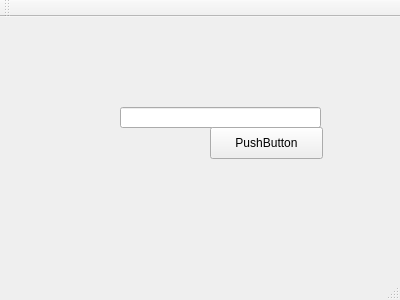
The window that mainwindow.ui (cwscx/autoCompleter_GUI) describes before a commit, drawn with Qt 5.
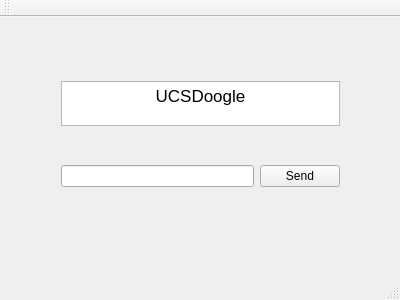
The same window after the commit.

```diff
--- a/mainwindow.ui
+++ b/mainwindow.ui
@@ -14,28 +14,60 @@
    <string>MainWindow</string>
   </property>
   <widget class="QWidget" name="centralWidget">
-   <widget class="QLineEdit" name="lineEdit">
+   <widget class="QWidget" name="verticalLayoutWidget">
     <property name="geometry">
      <rect>
-      <x>120</x>
-      <y>90</y>
-      <width>201</width>
-      <height>21</height>
+      <x>50</x>
+      <y>20</y>
+      <width>301</width>
+      <height>194</height>
      </rect>
     </property>
-   </widget>
-   <widget class="QPushButton" name="PushButton">
-    <property name="geometry">
-     <rect>
-      <x>210</x>
-      <y>110</y>
-      <width>113</width>
-      <height>32</height>
-     </rect>
-    </property>
-    <property name="text">
-     <string>PushButton</string>
-    </property>
+    <layout class="QVBoxLayout" name="verticalLayout">
+     <item>
+      <widget class="QTextEdit" name="textEdit">
+       <property name="sizePolicy">
+        <sizepolicy hsizetype="Expanding" vsizetype="Maximum">
+         <horstretch>0</horstretch>
+         <verstretch>0</verstretch>
+        </sizepolicy>
+       </property>
+       <property name="maximumSize">
+        <size>
+         <width>16777215</width>
+         <height>45</height>
+        </size>
+       </property>
+       <property name="html">
+        <string>&lt;!DOCTYPE HTML PUBLIC &quot;-//W3C//DTD HTML 4.0//EN&quot; &quot;http://www.w3.org/TR/REC-html40/strict.dtd&quot;&gt;
+&lt;html&gt;&lt;head&gt;&lt;meta name=&quot;qrichtext&quot; content=&quot;1&quot; /&gt;&lt;style type=&quot;text/css&quot;&gt;
+p, li { white-space: pre-wrap; }
+&lt;/style&gt;&lt;/head&gt;&lt;body style=&quot; font-family:'.Helvetica Neue DeskInterface'; font-size:13pt; font-weight:400; font-style:normal;&quot;&gt;
+&lt;p align=&quot;center&quot; style=&quot; margin-top:0px; margin-bottom:0px; margin-left:0px; margin-right:0px; -qt-block-indent:0; text-indent:0px;&quot;&gt;UCSDoogle&lt;/p&gt;&lt;/body&gt;&lt;/html&gt;</string>
+       </property>
+      </widget>
+     </item>
+     <item>
+      <layout class="QHBoxLayout" name="horizontalLayout">
+       <property name="sizeConstraint">
+        <enum>QLayout::SetDefaultConstraint</enum>
+       </property>
+       <property name="topMargin">
+        <number>0</number>
+       </property>
+       <item>
+        <widget class="QLineEdit" name="lineEdit"/>
+       </item>
+       <item>
+        <widget class="QPushButton" name="PushButton">
+         <property name="text">
+          <string>Send</string>
+         </property>
+        </widget>
+       </item>
+      </layout>
+     </item>
+    </layout>
    </widget>
   </widget>
   <widget class="QMenuBar" name="menuBar">
```
